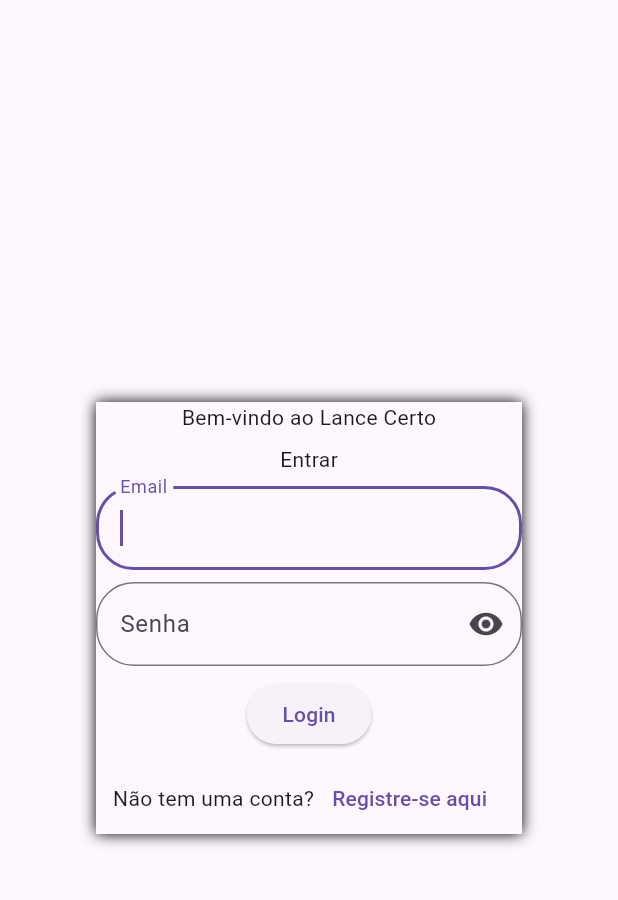
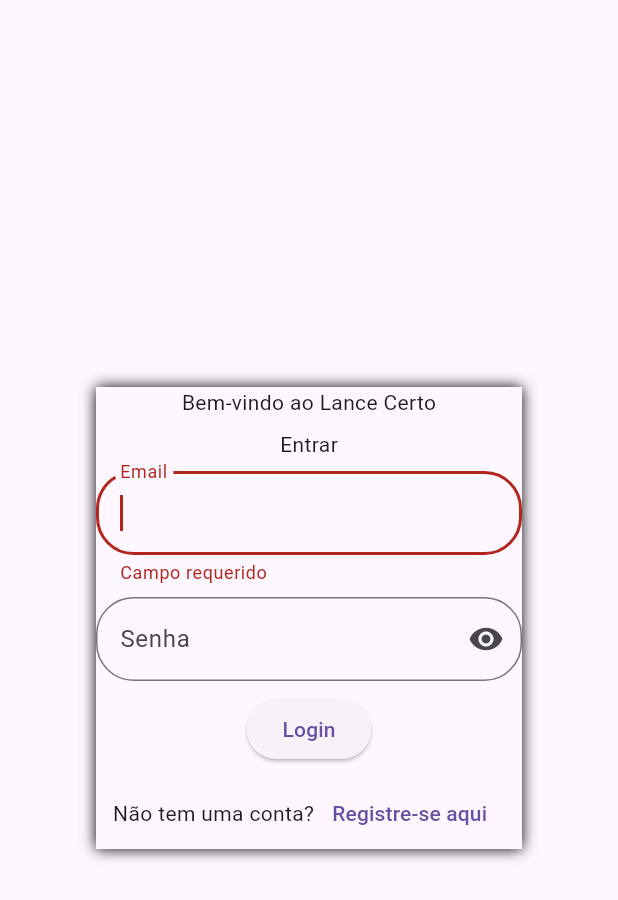
Before and after one commit to MatheusWDB/lance-certo, a Flutter app: the screen it shows after launch, after a tap on "Login", on a phone screen of 412 x 824 dp. Shown: the top 900 px of the screen. Run offline on Flutter 3.47's test engine with Material 3 defaults, Android fonts, the phone set to English and light mode, and no system bars.

Commit message:
feat(services): criado o user service e adicionado a função de login

```diff
--- a/frontend/lib/screens/login_screen.dart
+++ b/frontend/lib/screens/login_screen.dart
@@ -1,5 +1,7 @@
 import 'package:flutter/material.dart';
+import 'package:lance_certo/models/user.dart';
 import 'package:lance_certo/screens/home_screen.dart';
+import 'package:lance_certo/services/user_service.dart';
 
 class LoginScreen extends StatefulWidget {
   const LoginScreen({super.key});
@@ -86,7 +88,10 @@
                           });
                         },
                       ),
-                      ElevatedButton(onPressed: () {}, child: Text('Login')),
+                      ElevatedButton(
+                        onPressed: () => login(),
+                        child: Text('Login'),
+                      ),
                       Row(
                         mainAxisAlignment: MainAxisAlignment.center,
                         children: [
@@ -141,6 +146,13 @@
       return;
     }
 
+    final User user = User(
+      username: controller['username']!.text,
+      password: controller['password']!.text,
+    );
+
+    try {
+      await UserService.login(user, controller['username']!.text);
       resetController();
       resetError();
 
@@ -150,6 +162,9 @@
         context,
         MaterialPageRoute(builder: (context) => const HomeScreen()),
       );
+    } catch (e) {
+      debugPrint('Erro ao logar: $e');
+    }
   }
 
   void resetController() {
```
Also changed, not shown: frontend/lib/services/user_service.dart (added, +62 -0 lines). Lines whose indentation alone changed are shown as unchanged.
